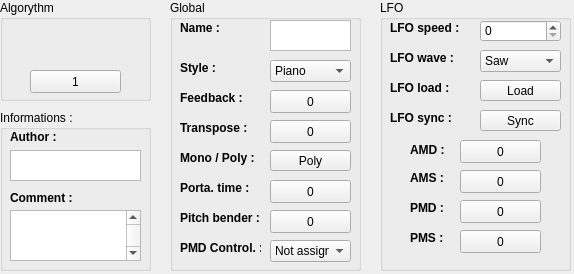
Old version of the form interface/qvoice.ui in the repository LasDesu/fb01editor.
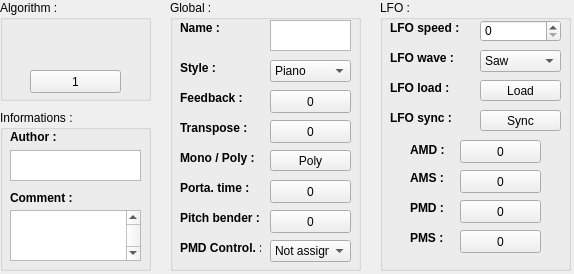
New version of the form. Icons and pictures are not drawn. Custom widgets are drawn as their Qt base class.

Patch:
```diff
--- a/interface/qvoice.ui
+++ b/interface/qvoice.ui
@@ -23,7 +23,7 @@
     </rect>
    </property>
    <property name="title">
-    <string>Global</string>
+    <string>Global :</string>
    </property>
    <widget class="QLabel" name="lbl_style">
     <property name="geometry">
@@ -420,7 +420,7 @@
     </rect>
    </property>
    <property name="title">
-    <string>Algorythm</string>
+    <string>Algorithm :</string>
    </property>
    <widget class="QLabel" name="lbl_algo">
     <property name="geometry">
@@ -468,7 +468,7 @@
     </rect>
    </property>
    <property name="title">
-    <string>LFO</string>
+    <string>LFO :</string>
    </property>
    <widget class="QLabel" name="lbl_LFOwave">
     <property name="geometry">
```
Left out of the diff: 10 changed lines with no effect on the pictures.
